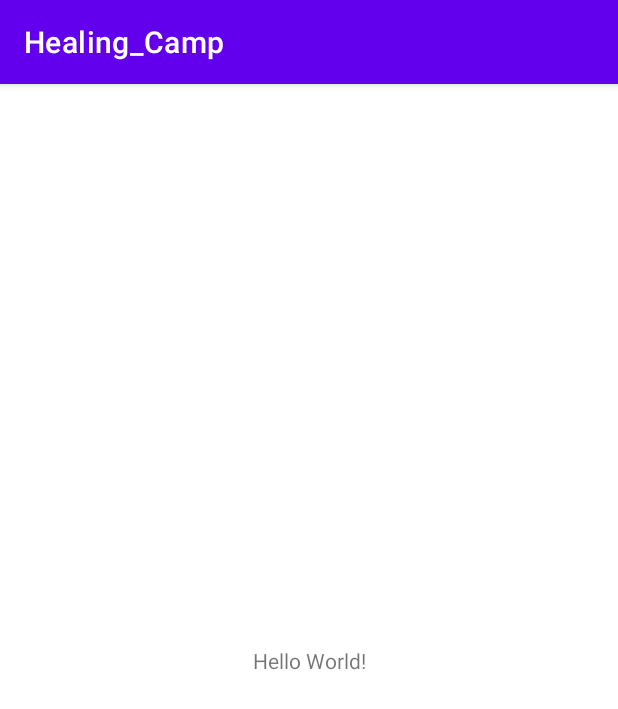
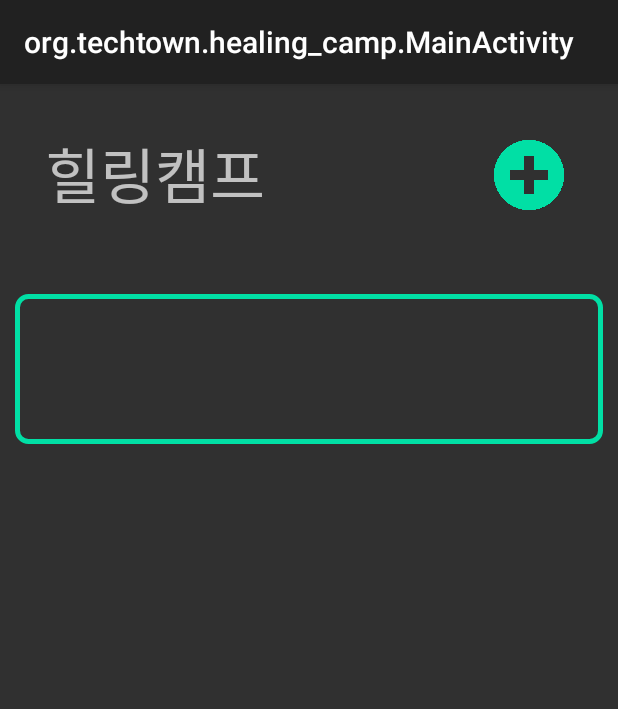
Before and after one commit to rlaalsgh988238/Healing_Camp, an Android app: the screen it shows after launch (MainActivity), on a phone screen of 412 x 824 dp. Shown: the top 709 px of the screen. Run offline under Robolectric (Android 15) with nearby library versions, the phone set to English and light mode, and no system bars.

Commit message:
11월 25일 모프수업

```diff
--- a/app/src/main/AndroidManifest.xml
+++ b/app/src/main/AndroidManifest.xml
@@ -8,14 +8,14 @@
         android:dataExtractionRules="@xml/data_extraction_rules"
         android:fullBackupContent="@xml/backup_rules"
         android:icon="@mipmap/ic_launcher"
-        android:label="@string/app_name"
         android:roundIcon="@mipmap/ic_launcher_round"
         android:supportsRtl="true"
-        android:theme="@style/Theme.Healing_Camp"
+        android:theme="@style/Theme.AppCompat"
         tools:targetApi="31">
         <activity
             android:name=".MainActivity"
             android:exported="true">
+
             <intent-filter>
                 <action android:name="android.intent.action.MAIN" />
 
--- a/app/src/main/java/org/techtown/healing_camp/MainActivity.java
+++ b/app/src/main/java/org/techtown/healing_camp/MainActivity.java
@@ -3,12 +3,31 @@ package org.techtown.healing_camp;
 import androidx.appcompat.app.AppCompatActivity;
 
 import android.os.Bundle;
+import android.view.View;
+import android.widget.Button;
+import android.widget.ImageButton;
+import android.widget.LinearLayout;
 
 public class MainActivity extends AppCompatActivity {
+
+    ImageButton buttonOnClickMakePlanner;
+    Button buttonOnClickWritePlaner;
+    LinearLayout layoutWritePlaner;
 
     @Override
     protected void onCreate(Bundle savedInstanceState) {
         super.onCreate(savedInstanceState);
         setContentView(R.layout.activity_main);
+
+        buttonOnClickMakePlanner = (ImageButton) findViewById(R.id.buttonOnClickMakePlanner);
+        buttonOnClickWritePlaner = (Button) findViewById(R.id.buttonOnClickWritePlaner);
+        layoutWritePlaner = (LinearLayout)findViewById(R.id.layoutWritePlaner);
+
+        buttonOnClickMakePlanner.setOnClickListener(new View.OnClickListener() {
+            @Override
+            public void onClick(View view) {
+              layoutWritePlaner.addView(buttonOnClickWritePlaner);
+            }
+        });
     }
 }
--- /dev/null
+++ b/app/src/main/res/drawable/circle_button.xml
@@ -0,0 +1,10 @@
+<?xml version="1.0" encoding="utf-8"?>
+<shape xmlns:android="http://schemas.android.com/apk/res/android"
+    android:shape="oval">
+
+    <solid android:color="#01DFA5"/>
+    <stroke
+        android:width="3dp"
+        android:color="@color/white"/>
+
+</shape>
--- /dev/null
+++ b/app/src/main/res/drawable/round_box.xml
@@ -0,0 +1,18 @@
+<?xml version="1.0" encoding="utf-8"?>
+<shape xmlns:android="http://schemas.android.com/apk/res/android"
+    android:shape="rectangle">
+    <solid android:color="@android:color/transparent"/>
+    <stroke
+        android:width="3dp"
+        android:color="#01DFA5"/>
+    <padding
+        android:bottom="5dp"
+        android:left="5dp"
+        android:right="5dp"
+        android:top="5dp"/>
+    <corners
+        android:bottomLeftRadius="7dp"
+        android:bottomRightRadius="7dp"
+        android:topLeftRadius="7dp"
+        android:topRightRadius="7dp"/>
+</shape>
--- a/app/src/main/res/layout/activity_main.xml
+++ b/app/src/main/res/layout/activity_main.xml
@@ -1,18 +1,59 @@
 <?xml version="1.0" encoding="utf-8"?>
-<androidx.constraintlayout.widget.ConstraintLayout xmlns:android="http://schemas.android.com/apk/res/android"
+<LinearLayout xmlns:android="http://schemas.android.com/apk/res/android"
     xmlns:app="http://schemas.android.com/apk/res-auto"
     xmlns:tools="http://schemas.android.com/tools"
     android:layout_width="match_parent"
     android:layout_height="match_parent"
-    tools:context=".MainActivity">
+    tools:context=".MainActivity"
+    android:orientation="vertical">
 
-    <TextView
-        android:layout_width="wrap_content"
+    <LinearLayout
+        android:layout_width="match_parent"
         android:layout_height="wrap_content"
-        android:text="Hello World!"
-        app:layout_constraintBottom_toBottomOf="parent"
-        app:layout_constraintEnd_toEndOf="parent"
-        app:layout_constraintStart_toStartOf="parent"
-        app:layout_constraintTop_toTopOf="parent" />
+        android:gravity="center">
 
-</androidx.constraintlayout.widget.ConstraintLayout>
+        <TextView
+            android:layout_width="wrap_content"
+            android:layout_height="wrap_content"
+            android:text="힐링캠프"
+            android:textSize="40dp"
+            android:layout_margin="30dp"/>
+
+        <View
+            android:layout_width="0dp"
+            android:layout_height="0dp"
+            android:layout_weight="1" />
+
+        <ImageButton
+            android:id="@+id/buttonOnClickMakePlanner"
+            android:layout_width="60dp"
+            android:layout_height="60dp"
+            android:layout_margin="30dp"
+            android:background="@drawable/plus_icon"/>
+
+    </LinearLayout>
+
+    <ScrollView
+        android:layout_marginTop="10dp"
+        android:layout_width="match_parent"
+        android:layout_height="match_parent">
+
+        <LinearLayout
+            android:id="@+id/layoutWritePlaner"
+            android:layout_width="match_parent"
+            android:layout_height="match_parent"
+            android:orientation="vertical"
+            android:layout_gravity="center_horizontal">
+
+            <Button
+                android:id="@+id/buttonOnClickWritePlaner"
+                android:layout_width="match_parent"
+                android:layout_height="100dp"
+                android:background="@drawable/round_box"
+                android:layout_margin="10dp"/>
+
+
+        </LinearLayout>
+    </ScrollView>
+
+</LinearLayout>
--- a/app/src/main/res/values-night/themes.xml
+++ b/app/src/main/res/values-night/themes.xml
@@ -12,5 +12,7 @@
         <!-- Status bar color. -->
         <item name="android:statusBarColor" tools:targetApi="l">?attr/colorPrimaryVariant</item>
         <!-- Customize your theme here. -->
+        <item name="android:windowFullscreen">true</item>
+        <item name="windowNoTitle">true</item>
     </style>
 </resources>
--- a/app/src/main/res/values/themes.xml
+++ b/app/src/main/res/values/themes.xml
@@ -12,5 +12,7 @@
         <!-- Status bar color. -->
         <item name="android:statusBarColor" tools:targetApi="l">?attr/colorPrimaryVariant</item>
         <!-- Customize your theme here. -->
+        <item name="android:windowFullscreen">true</item>
+        <item name="windowNoTitle">true</item>
     </style>
 </resources>
```
Also changed, not shown: app/src/main/res/drawable/plus_icon.png (added).
